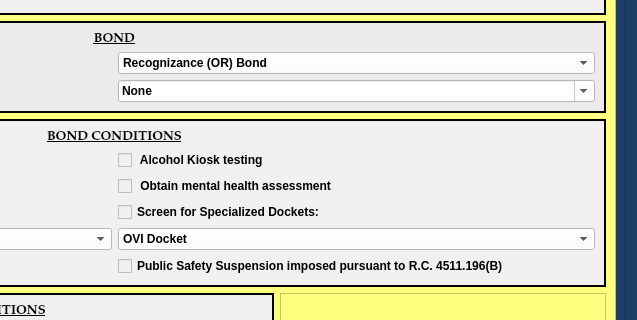
The window that munientry/views/ui/BondHearingDialog.ui (HunterProgram22/MuniEntry) describes before a commit, drawn with Qt 5; both pictures show x 408 to 1045 and y 340 to 660 of the 1045 by 791 pixel window.
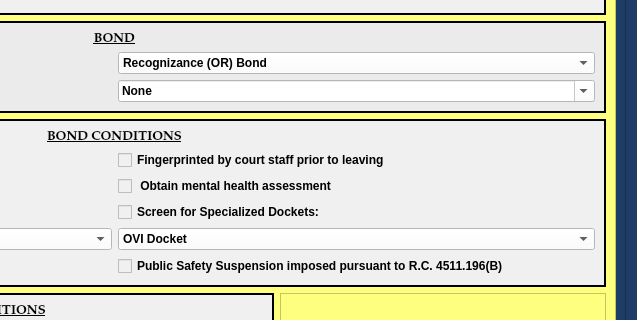
The same window after the commit. Custom widgets are drawn as their Qt base class.

Commit message: Updated Bond Hearing UI for fingerprint.

What changed in the file:
```diff
--- a/munientry/views/ui/BondHearingDialog.ui
+++ b/munientry/views/ui/BondHearingDialog.ui
@@ -333,7 +333,7 @@
              <item row="2" column="1">
               <widget class="ConditionCheckbox" name="alcohol_test_kiosk_checkBox">
                <property name="text">
-                <string> Alcohol Kiosk testing                                         </string>
+                <string>Fingerprinted by court staff prior to leaving                          </string>
                </property>
               </widget>
              </item>
```
Left out of the diff: 2 changed lines with no effect on the pictures. The commit also changes 2 other files.
